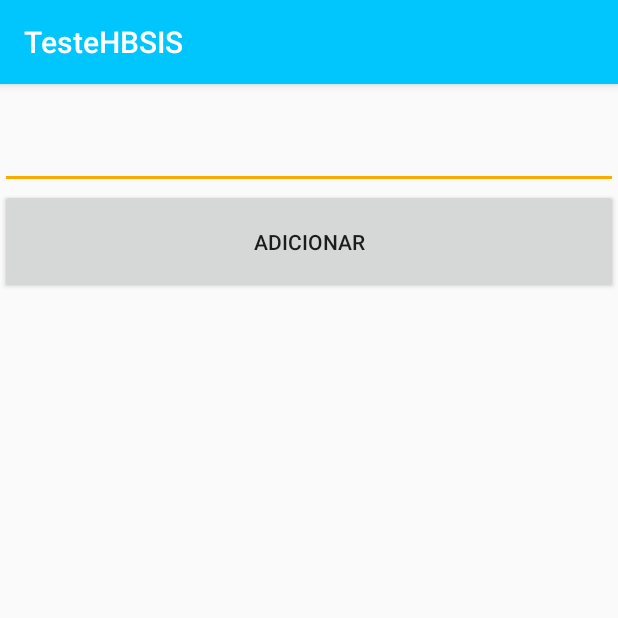
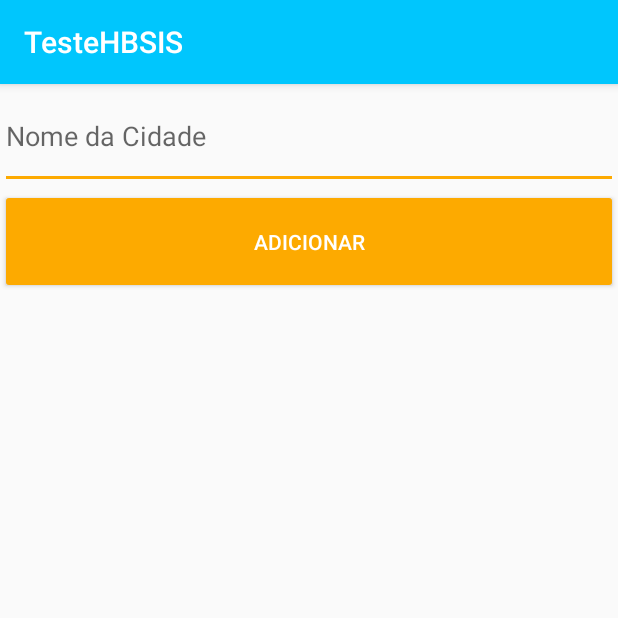
Before and after one commit to Zoard/TesteHBSIS, an Android app: the AddNewCityActivity screen opened directly, with no data from a screen before it, on a phone screen of 412 x 824 dp, the top half of it. Run offline under Robolectric (Android 15) with nearby library versions, the phone set to English and light mode, and no system bars; our stand-ins replace RxJava, data binding.

Commit message:
[release] Releasing Version 1.0 for HBSIS Team

```diff
--- a/app/src/main/AndroidManifest.xml
+++ b/app/src/main/AndroidManifest.xml
@@ -11,7 +11,10 @@
         android:roundIcon="@mipmap/ic_launcher_round"
         android:supportsRtl="true"
         android:theme="@style/AppTheme">
-        <activity android:name=".view.activity.WeatherForecastActivity"></activity>
+        <activity android:name=".view.activity.WeatherForecastActivity"
+            android:theme="@style/AppTheme.NoActionBar">
+
+        </activity>
         <activity android:name=".view.activity.AddNewCityActivity" />
         <activity android:name=".view.activity.CurrentWeatherActivity">
             <intent-filter>
--- a/app/src/main/java/com/zoardgeocze/testehbsis/model/CurrentWeatherResponse.java
+++ b/app/src/main/java/com/zoardgeocze/testehbsis/model/CurrentWeatherResponse.java
@@ -4,10 +4,8 @@ package com.zoardgeocze.testehbsis.model;
 import com.fasterxml.jackson.annotation.JsonIgnoreProperties;
 
 import java.io.Serializable;
-import java.text.DateFormat;
 import java.text.SimpleDateFormat;
 import java.util.ArrayList;
-import java.util.Calendar;
 import java.util.Date;
 import java.util.List;
 
--- a/app/src/main/java/com/zoardgeocze/testehbsis/view/activity/WeatherForecastActivity.java
+++ b/app/src/main/java/com/zoardgeocze/testehbsis/view/activity/WeatherForecastActivity.java
@@ -67,7 +67,7 @@ public class WeatherForecastActivity extends AppCompatActivity {
     private CurrentWeatherResponse getDataFromIntent() {
         Intent intent = getIntent();
         CurrentWeatherResponse currentWeatherResponse = (CurrentWeatherResponse) intent.getSerializableExtra(Constants.CITY);
-        Toast.makeText(this, currentWeatherResponse.name + " " + currentWeatherResponse.main.getTemp(), Toast.LENGTH_LONG).show();
+        // Toast.makeText(this, currentWeatherResponse.name + " " + currentWeatherResponse.main.getTemp(), Toast.LENGTH_LONG).show();
 
         return currentWeatherResponse;
     }
--- a/app/src/main/java/com/zoardgeocze/testehbsis/view/adapter/WeatherForecastViewHolder.java
+++ b/app/src/main/java/com/zoardgeocze/testehbsis/view/adapter/WeatherForecastViewHolder.java
@@ -15,7 +15,7 @@ public class WeatherForecastViewHolder extends RecyclerView.ViewHolder {
         super(itemWeatherForecastBinding.weatherForecastItem);
         this.itemWeatherForecastBinding = itemWeatherForecastBinding;
         this.weatherForecastItemViewModel = new WeatherForecastItemViewModel();
-        this.weatherForecastItemViewModel.init(itemView.getContext());
+        this.weatherForecastItemViewModel.init();
         this.itemWeatherForecastBinding.setWeatherForecastItemViewModel(this.weatherForecastItemViewModel);
     }
 
--- a/app/src/main/java/com/zoardgeocze/testehbsis/viewModel/WeatherForecastViewModel.java
+++ b/app/src/main/java/com/zoardgeocze/testehbsis/viewModel/WeatherForecastViewModel.java
@@ -53,7 +53,7 @@ public class WeatherForecastViewModel extends ViewModel {
     private void setLayoutComponents() {
         this.progressBar = new ObservableInt(View.VISIBLE);
         this.weatherForecastRecycler = new ObservableInt(View.GONE);
-        this.cityName = new ObservableField<>();
+        this.cityName = new ObservableField<>(this.currentWeatherResponse.name);
     }
 
     public MutableLiveData<WeatherForecastResponse> getWeatherForecastResponse() { return this.weatherForecastResponse; }
--- a/app/src/main/res/layout/activity_add_new_city.xml
+++ b/app/src/main/res/layout/activity_add_new_city.xml
@@ -24,8 +24,8 @@
                 android:id="@+id/add_weather_edit_text"
                 android:layout_width="match_parent"
                 android:layout_height="70dp"
+                android:hint="Nome da Cidade"
                 android:text="@={addNewCityViewModel.cityName}"/>
-                <!--android:visibility="@{addWeatherForecastViewModel.cityNameLabel}"-->
 
 
             <Button
@@ -33,11 +33,12 @@
                 android:layout_width="match_parent"
                 android:layout_height="70dp"
                 android:text="Adicionar"
+                android:textColor="#FFFFFF"
                 android:layout_below="@+id/add_weather_edit_text"
                 android:clickable="true"
                 android:focusable="true"
+                android:backgroundTint="@color/colorAccent"
                 android:onClick="@{addNewCityViewModel::onClickFetchWeatherForecast}"/>
-                <!--android:visibility="@{addWeatherForecastViewModel.addButton}"-->
 
         </RelativeLayout>
 
--- a/app/src/main/res/layout/activity_weather_forecast.xml
+++ b/app/src/main/res/layout/activity_weather_forecast.xml
@@ -30,8 +30,8 @@
                 app:expandedTitleGravity="bottom|center"
                 app:expandedTitleMarginBottom="70dp"
                 app:expandedTitleTextAppearance="@style/CollapsingTextAppearance.TitleSize"
-                app:layout_scrollFlags="scroll|exitUntilCollapsed">
-                <!--app:title="@{userDetailViewModel.fullUserName}"-->
+                app:layout_scrollFlags="scroll|exitUntilCollapsed"
+                app:title="@{weatherForecastViewModel.cityName}">
 
                 <ImageView
                     android:layout_width="150dp"
@@ -40,9 +40,7 @@
                     android:layout_gravity="center"
                     android:layout_marginBottom="30dp"
                     android:scaleType="centerCrop"
-                    android:tint="#BB3E50B4"
                     app:layout_collapseMode="parallax"/>
-                <!--app:imageUrl="@{userDetailViewModel.profileThumb}"-->
 
                 <android.support.v7.widget.Toolbar
                     android:id="@+id/toolbar"
--- a/app/src/main/res/values/styles.xml
+++ b/app/src/main/res/values/styles.xml
@@ -8,7 +8,14 @@
         <item name="colorAccent">@color/colorAccent</item>
     </style>
 
+    <style name="AppTheme.NoActionBar">
+        <item name="windowActionBar">false</item>
+        <item name="windowNoTitle">true</item>
+    </style>
+
     <style name="CollapsingTextAppearance" parent="Base.TextAppearance.AppCompat.Widget.ActionBar.Title"/>
+    <style name="AppTheme.AppBarOverlay" parent="ThemeOverlay.AppCompat.Dark.ActionBar"/>
+    <style name="AppTheme.PopupOverlay" parent="ThemeOverlay.AppCompat.Light"/>
 
     <style name="CollapsingTextAppearance.TitleSize" >
         <item name="android:textSize">30sp</item>
```
Also changed, not shown: app/src/main/java/com/zoardgeocze/testehbsis/model/Forecast.java (+4 -7 lines), app/src/main/java/com/zoardgeocze/testehbsis/model/WeatherMain.java (+5 -2 lines), app/src/main/java/com/zoardgeocze/testehbsis/viewModel/WeatherForecastItemViewModel.java (+1 -13 lines), app/src/main/res/layout/item_weather_forecast.xml (+4 -4 lines).
